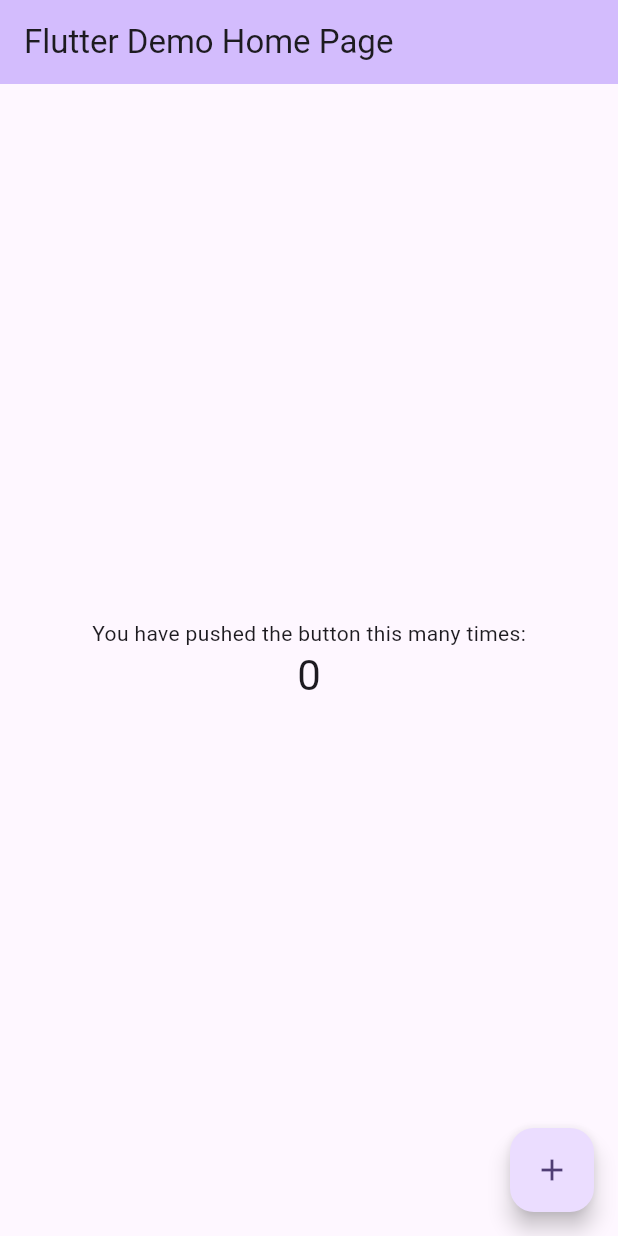
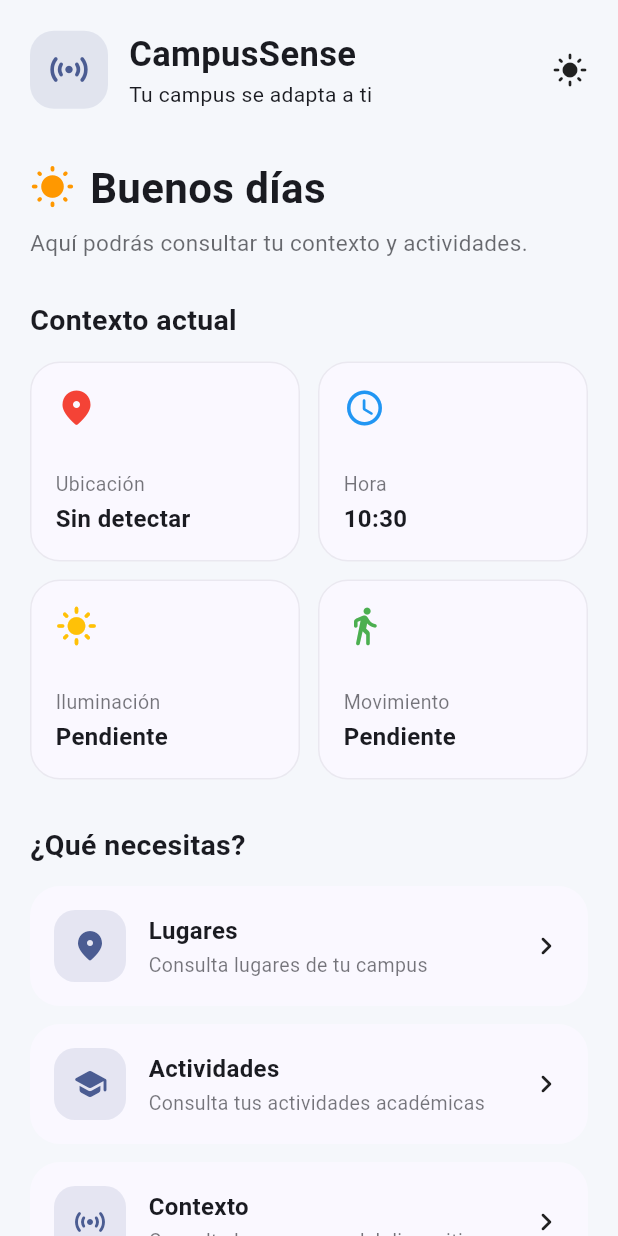
Before and after one commit to raulsalas703/campus_sense, a Flutter app: the screen it shows after launch, on a phone screen of 412 x 824 dp. Run offline on Flutter 3.47's test engine with Material 3 defaults, Android fonts, the light colour scheme and no system bars.

Commit message:
Configura pantalla principal y temas de CampusSense

```diff
--- a/campus_sense/lib/app/app.dart
+++ b/campus_sense/lib/app/app.dart
@@ -0,0 +1,60 @@
+import 'dart:async';
+
+import 'package:flutter/material.dart';
+
+import '../screens/home/home_screen.dart';
+import 'theme.dart';
+
+class CampusSenseApp extends StatefulWidget {
+  const CampusSenseApp({super.key});
+
+  @override
+  State<CampusSenseApp> createState() => _CampusSenseAppState();
+}
+
+class _CampusSenseAppState extends State<CampusSenseApp> {
+  Timer? _timer;
+
+  @override
+  void initState() {
+    super.initState();
+
+    _timer = Timer.periodic(
+      const Duration(minutes: 1),
+      (_) {
+        if (mounted) {
+          setState(() {});
+        }
+      },
+    );
+  }
+
+  bool get _isNight {
+    final hour = DateTime.now().hour;
+
+    return hour >= 19 || hour < 6;
+  }
+
+  @override
+  void dispose() {
+    _timer?.cancel();
+    super.dispose();
+  }
+
+  @override
+  Widget build(BuildContext context) {
+    return MaterialApp(
+      debugShowCheckedModeBanner: false,
+      title: 'CampusSense',
+
+      theme: AppTheme.lightTheme,
+      darkTheme: AppTheme.darkTheme,
+
+      themeMode: _isNight
+          ? ThemeMode.dark
+          : ThemeMode.light,
+
+      home: const HomeScreen(),
+    );
+  }
+}
--- a/campus_sense/lib/app/theme.dart
+++ b/campus_sense/lib/app/theme.dart
@@ -0,0 +1,76 @@
+import 'package:flutter/material.dart';
+
+class AppTheme {
+  AppTheme._();
+
+  static const Color primaryColor = Color(0xFF2563EB);
+  static const Color secondaryColor = Color(0xFF14B8A6);
+
+  static ThemeData get lightTheme {
+    final colorScheme = ColorScheme.fromSeed(
+      seedColor: primaryColor,
+      brightness: Brightness.light,
+    );
+
+    return ThemeData(
+      useMaterial3: true,
+      brightness: Brightness.light,
+      colorScheme: colorScheme,
+      scaffoldBackgroundColor: const Color(0xFFF5F7FB),
+
+      appBarTheme: const AppBarTheme(
+        backgroundColor: Colors.transparent,
+        elevation: 0,
+        centerTitle: false,
+      ),
+
+      cardTheme: const CardThemeData(
+        elevation: 0,
+        margin: EdgeInsets.zero,
+      ),
+
+      inputDecorationTheme: InputDecorationTheme(
+        filled: true,
+        fillColor: Colors.white,
+        border: OutlineInputBorder(
+          borderRadius: BorderRadius.circular(16),
+          borderSide: BorderSide.none,
+        ),
+      ),
+    );
+  }
+
+  static ThemeData get darkTheme {
+    final colorScheme = ColorScheme.fromSeed(
+      seedColor: primaryColor,
+      brightness: Brightness.dark,
+    );
+
+    return ThemeData(
+      useMaterial3: true,
+      brightness: Brightness.dark,
+      colorScheme: colorScheme,
+      scaffoldBackgroundColor: const Color(0xFF0F172A),
+
+      appBarTheme: const AppBarTheme(
+        backgroundColor: Colors.transparent,
+        elevation: 0,
+        centerTitle: false,
+      ),
+
+      cardTheme: const CardThemeData(
+        elevation: 0,
+        margin: EdgeInsets.zero,
+      ),
+
+      inputDecorationTheme: InputDecorationTheme(
+        filled: true,
+        fillColor: const Color(0xFF1E293B),
+        border: OutlineInputBorder(
+          borderRadius: BorderRadius.circular(16),
+          borderSide: BorderSide.none,
+        ),
+      ),
+    );
+  }
+}
--- a/campus_sense/lib/main.dart
+++ b/campus_sense/lib/main.dart
@@ -1,122 +1,9 @@
 import 'package:flutter/material.dart';
 
+import 'app/app.dart';
+
 void main() {
-  runApp(const MyApp());
+  WidgetsFlutterBinding.ensureInitialized();
+
+  runApp(const CampusSenseApp());
 }
-
-class MyApp extends StatelessWidget {
-  const MyApp({super.key});
-
-  // This widget is the root of your application.
-  @override
-  Widget build(BuildContext context) {
-    return MaterialApp(
-      title: 'Flutter Demo',
-      theme: ThemeData(
-        // This is the theme of your application.
-        //
-        // TRY THIS: Try running your application with "flutter run". You'll see
-        // the application has a purple toolbar. Then, without quitting the app,
-        // try changing the seedColor in the colorScheme below to Colors.green
-        // and then invoke "hot reload" (save your changes or press the "hot
-        // reload" button in a Flutter-supported IDE, or press "r" if you used
-        // the command line to start the app).
-        //
-        // Notice that the counter didn't reset back to zero; the application
-        // state is not lost during the reload. To reset the state, use hot
-        // restart instead.
-        //
-        // This works for code too, not just values: Most code changes can be
-        // tested with just a hot reload.
-        colorScheme: .fromSeed(seedColor: Colors.deepPurple),
-      ),
-      home: const MyHomePage(title: 'Flutter Demo Home Page'),
-    );
-  }
-}
-
-class MyHomePage extends StatefulWidget {
-  const MyHomePage({super.key, required this.title});
-
-  // This widget is the home page of your application. It is stateful, meaning
-  // that it has a State object (defined below) that contains fields that affect
-  // how it looks.
-
-  // This class is the configuration for the state. It holds the values (in this
-  // case the title) provided by the parent (in this case the App widget) and
-  // used by the build method of the State. Fields in a Widget subclass are
-  // always marked "final".
-
-  final String title;
-
-  @override
-  State<MyHomePage> createState() => _MyHomePageState();
-}
-
-class _MyHomePageState extends State<MyHomePage> {
-  int _counter = 0;
-
-  void _incrementCounter() {
-    setState(() {
-      // This call to setState tells the Flutter framework that something has
-      // changed in this State, which causes it to rerun the build method below
-      // so that the display can reflect the updated values. If we changed
-      // _counter without calling setState(), then the build method would not be
-      // called again, and so nothing would appear to happen.
-      _counter++;
-    });
-  }
-
-  @override
-  Widget build(BuildContext context) {
-    // This method is rerun every time setState is called, for instance as done
-    // by the _incrementCounter method above.
-    //
-    // The Flutter framework has been optimized to make rerunning build methods
-    // fast, so that you can just rebuild anything that needs updating rather
-    // than having to individually change instances of widgets.
-    return Scaffold(
-      appBar: AppBar(
-        // TRY THIS: Try changing the color here to a specific color (to
-        // Colors.amber, perhaps?) and trigger a hot reload to see the AppBar
-        // change color while the other colors stay the same.
-        backgroundColor: Theme.of(context).colorScheme.inversePrimary,
-        // Here we take the value from the MyHomePage object that was created by
-        // the App.build method, and use it to set our appbar title.
-        title: Text(widget.title),
-      ),
-      body: Center(
-        // Center is a layout widget. It takes a single child and positions it
-        // in the middle of the parent.
-        child: Column(
-          // Column is also a layout widget. It takes a list of children and
-          // arranges them vertically. By default, it sizes itself to fit its
-          // children horizontally, and tries to be as tall as its parent.
-          //
-          // Column has various properties to control how it sizes itself and
-          // how it positions its children. Here we use mainAxisAlignment to
-          // center the children vertically; the main axis here is the vertical
-          // axis because Columns are vertical (the cross axis would be
-          // horizontal).
-          //
-          // TRY THIS: Invoke "debug painting" (choose the "Toggle Debug Paint"
-          // action in the IDE, or press "p" in the console), to see the
-          // wireframe for each widget.
-          mainAxisAlignment: .center,
-          children: [
-            const Text('You have pushed the button this many times:'),
-            Text(
-              '$_counter',
-              style: Theme.of(context).textTheme.headlineMedium,
-            ),
-          ],
-        ),
-      ),
-      floatingActionButton: FloatingActionButton(
-        onPressed: _incrementCounter,
-        tooltip: 'Increment',
-        child: const Icon(Icons.add),
-      ),
-    );
-  }
-}
--- a/campus_sense/lib/screens/home/home_screen.dart
+++ b/campus_sense/lib/screens/home/home_screen.dart
@@ -0,0 +1,360 @@
+import 'package:flutter/material.dart';
+
+class HomeScreen extends StatelessWidget {
+  const HomeScreen({super.key});
+
+  String _getGreeting() {
+    final hour = DateTime.now().hour;
+
+    if (hour >= 6 && hour < 12) {
+      return 'Buenos días';
+    }
+
+    if (hour >= 12 && hour < 19) {
+      return 'Buenas tardes';
+    }
+
+    return 'Buenas noches';
+  }
+
+  IconData _getGreetingIcon() {
+    final hour = DateTime.now().hour;
+
+    if (hour >= 6 && hour < 19) {
+      return Icons.wb_sunny_rounded;
+    }
+
+    return Icons.nightlight_round;
+  }
+
+  @override
+  Widget build(BuildContext context) {
+    final isDark = Theme.of(context).brightness == Brightness.dark;
+
+    return Scaffold(
+      body: SafeArea(
+        child: SingleChildScrollView(
+          padding: const EdgeInsets.all(20),
+          child: Column(
+            crossAxisAlignment: CrossAxisAlignment.start,
+            children: [
+              Row(
+                children: [
+                  Container(
+                    width: 52,
+                    height: 52,
+                    decoration: BoxDecoration(
+                      color: Theme.of(
+                        context,
+                      ).colorScheme.primary.withValues(alpha: 0.12),
+                      borderRadius: BorderRadius.circular(16),
+                    ),
+                    child: Icon(
+                      Icons.sensors_rounded,
+                      color: Theme.of(context).colorScheme.primary,
+                      size: 30,
+                    ),
+                  ),
+                  const SizedBox(width: 14),
+                  const Expanded(
+                    child: Column(
+                      crossAxisAlignment: CrossAxisAlignment.start,
+                      children: [
+                        Text(
+                          'CampusSense',
+                          style: TextStyle(
+                            fontSize: 23,
+                            fontWeight: FontWeight.bold,
+                          ),
+                        ),
+                        Text(
+                          'Tu campus se adapta a ti',
+                          style: TextStyle(fontSize: 14),
+                        ),
+                      ],
+                    ),
+                  ),
+                  Icon(
+                    isDark
+                        ? Icons.dark_mode_rounded
+                        : Icons.light_mode_rounded,
+                  ),
+                ],
+              ),
+
+              const SizedBox(height: 32),
+
+              Row(
+                children: [
+                  Icon(
+                    _getGreetingIcon(),
+                    size: 30,
+                    color: isDark ? Colors.amber : Colors.orange,
+                  ),
+                  const SizedBox(width: 10),
+                  Text(
+                    _getGreeting(),
+                    style: const TextStyle(
+                      fontSize: 28,
+                      fontWeight: FontWeight.bold,
+                    ),
+                  ),
+                ],
+              ),
+
+              const SizedBox(height: 6),
+
+              Text(
+                'Aquí podrás consultar tu contexto y actividades.',
+                style: TextStyle(
+                  fontSize: 15,
+                  color: Theme.of(
+                    context,
+                  ).colorScheme.onSurface.withValues(alpha: 0.65),
+                ),
+              ),
+
+              const SizedBox(height: 28),
+
+              const Text(
+                'Contexto actual',
+                style: TextStyle(
+                  fontSize: 19,
+                  fontWeight: FontWeight.bold,
+                ),
+              ),
+
+              const SizedBox(height: 14),
+
+              GridView.count(
+                crossAxisCount: 2,
+                shrinkWrap: true,
+                physics: const NeverScrollableScrollPhysics(),
+                crossAxisSpacing: 12,
+                mainAxisSpacing: 12,
+                childAspectRatio: 1.35,
+                children: [
+                  _ContextCard(
+                    icon: Icons.location_on_rounded,
+                    title: 'Ubicación',
+                    value: 'Sin detectar',
+                    iconColor: Colors.red,
+                  ),
+                  _ContextCard(
+                    icon: Icons.access_time_rounded,
+                    title: 'Hora',
+                    value: _currentTime(),
+                    iconColor: Colors.blue,
+                  ),
+                  const _ContextCard(
+                    icon: Icons.light_mode_rounded,
+                    title: 'Iluminación',
+                    value: 'Pendiente',
+                    iconColor: Colors.amber,
+                  ),
+                  const _ContextCard(
+                    icon: Icons.directions_walk_rounded,
+                    title: 'Movimiento',
+                    value: 'Pendiente',
+                    iconColor: Colors.green,
+                  ),
+                ],
+              ),
+
+              const SizedBox(height: 30),
+
+              const Text(
+                '¿Qué necesitas?',
+                style: TextStyle(
+                  fontSize: 19,
+                  fontWeight: FontWeight.bold,
+                ),
+              ),
+
+              const SizedBox(height: 14),
+
+              _MenuButton(
+                icon: Icons.place_rounded,
+                title: 'Lugares',
+                subtitle: 'Consulta lugares de tu campus',
+                onTap: () {},
+              ),
+
+              const SizedBox(height: 12),
+
+              _MenuButton(
+                icon: Icons.school_rounded,
+                title: 'Actividades',
+                subtitle: 'Consulta tus actividades académicas',
+                onTap: () {},
+              ),
+
+              const SizedBox(height: 12),
+
+              _MenuButton(
+                icon: Icons.sensors_rounded,
+                title: 'Contexto',
+                subtitle: 'Consulta los sensores del dispositivo',
+                onTap: () {},
+              ),
+
+              const SizedBox(height: 12),
+
+              _MenuButton(
+                icon: Icons.settings_rounded,
+                title: 'Configuración',
+                subtitle: 'Personaliza CampusSense',
+                onTap: () {},
+              ),
+            ],
+          ),
+        ),
+      ),
+    );
+  }
+
+  static String _currentTime() {
+    final now = DateTime.now();
+
+    final hour = now.hour.toString().padLeft(2, '0');
+    final minute = now.minute.toString().padLeft(2, '0');
+
+    return '$hour:$minute';
+  }
+}
+
+class _ContextCard extends StatelessWidget {
+  final IconData icon;
+  final String title;
+  final String value;
+  final Color iconColor;
+
+  const _ContextCard({
+    required this.icon,
+    required this.title,
+    required this.value,
+    required this.iconColor,
+  });
+
+  @override
+  Widget build(BuildContext context) {
+    return Container(
+      padding: const EdgeInsets.all(16),
+      decoration: BoxDecoration(
+        color: Theme.of(context).colorScheme.surface,
+        borderRadius: BorderRadius.circular(20),
+        border: Border.all(
+          color: Theme.of(
+            context,
+          ).colorScheme.outline.withValues(alpha: 0.12),
+        ),
+      ),
+      child: Column(
+        crossAxisAlignment: CrossAxisAlignment.start,
+        mainAxisAlignment: MainAxisAlignment.spaceBetween,
+        children: [
+          Icon(
+            icon,
+            color: iconColor,
+            size: 28,
+          ),
+          Column(
+            crossAxisAlignment: CrossAxisAlignment.start,
+            children: [
+              Text(
+                title,
+                style: TextStyle(
+                  fontSize: 13,
+                  color: Theme.of(
+                    context,
+                  ).colorScheme.onSurface.withValues(alpha: 0.60),
+                ),
+              ),
+              const SizedBox(height: 2),
+              Text(
+                value,
+                style: const TextStyle(
+                  fontSize: 16,
+                  fontWeight: FontWeight.w600,
+                ),
+              ),
+            ],
+          ),
+        ],
+      ),
+    );
+  }
+}
+
+class _MenuButton extends StatelessWidget {
+  final IconData icon;
+  final String title;
+  final String subtitle;
+  final VoidCallback onTap;
+
+  const _MenuButton({
+    required this.icon,
+    required this.title,
+    required this.subtitle,
+    required this.onTap,
+  });
+
+  @override
+  Widget build(BuildContext context) {
+    return Material(
+      color: Theme.of(context).colorScheme.surface,
+      borderRadius: BorderRadius.circular(20),
+      child: InkWell(
+        onTap: onTap,
+        borderRadius: BorderRadius.circular(20),
+        child: Padding(
+          padding: const EdgeInsets.all(16),
+          child: Row(
+            children: [
+              Container(
+                width: 48,
+                height: 48,
+                decoration: BoxDecoration(
+                  color: Theme.of(
+                    context,
+                  ).colorScheme.primary.withValues(alpha: 0.12),
+                  borderRadius: BorderRadius.circular(14),
+                ),
+                child: Icon(
+                  icon,
+                  color: Theme.of(context).colorScheme.primary,
+                ),
+              ),
+              const SizedBox(width: 15),
+              Expanded(
+                child: Column(
+                  crossAxisAlignment: CrossAxisAlignment.start,
+                  children: [
+                    Text(
+                      title,
+                      style: const TextStyle(
+                        fontSize: 16,
+                        fontWeight: FontWeight.w600,
+                      ),
+                    ),
+                    const SizedBox(height: 2),
+                    Text(
+                      subtitle,
+                      style: TextStyle(
+                        fontSize: 13,
+                        color: Theme.of(
+                          context,
+                        ).colorScheme.onSurface.withValues(alpha: 0.60),
+                      ),
+                    ),
+                  ],
+                ),
+              ),
+              const Icon(Icons.chevron_right_rounded),
+            ],
+          ),
+        ),
+      ),
+    );
+  }
+}
```
